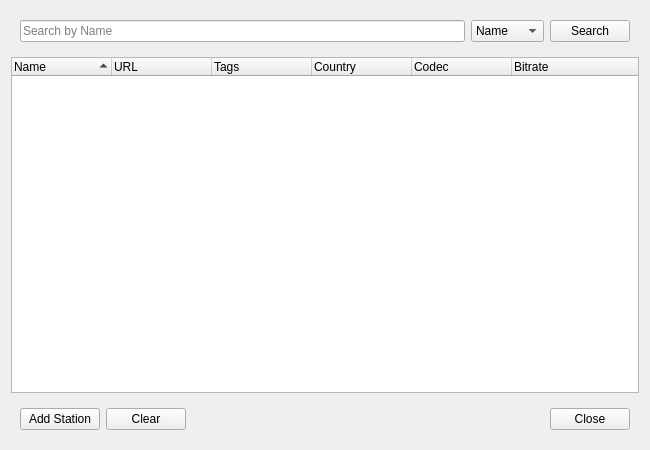
Above: src/ui/searchwindow.ui from jampola/radioqt before the change. Below: the same form after it.
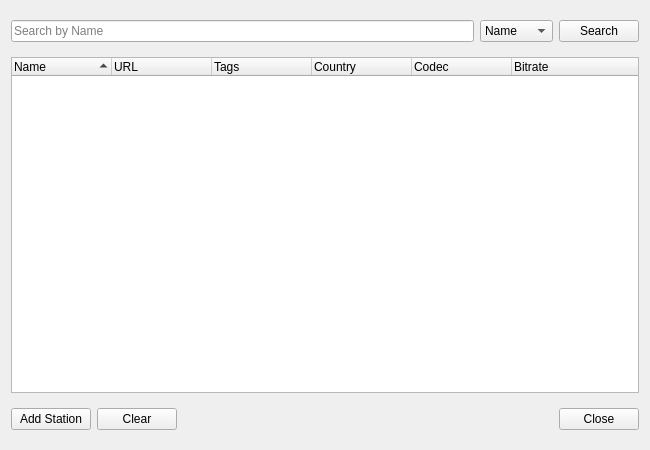
That is the form after the change.

```diff
--- a/src/ui/searchwindow.ui
+++ b/src/ui/searchwindow.ui
@@ -38,6 +38,12 @@
    <item>
     <widget class="QWidget" name="widget" native="true">
      <layout class="QHBoxLayout" name="horizontalLayout_2">
+      <property name="leftMargin">
+       <number>0</number>
+      </property>
+      <property name="rightMargin">
+       <number>0</number>
+      </property>
       <item>
        <widget class="QLineEdit" name="txtSearch">
         <property name="placeholderText">
@@ -123,6 +129,12 @@
    <item>
     <widget class="QWidget" name="widget_2" native="true">
      <layout class="QHBoxLayout" name="horizontalLayout_3">
+      <property name="leftMargin">
+       <number>0</number>
+      </property>
+      <property name="rightMargin">
+       <number>0</number>
+      </property>
       <item>
        <widget class="QPushButton" name="btnAddStation">
         <property name="text">
```
